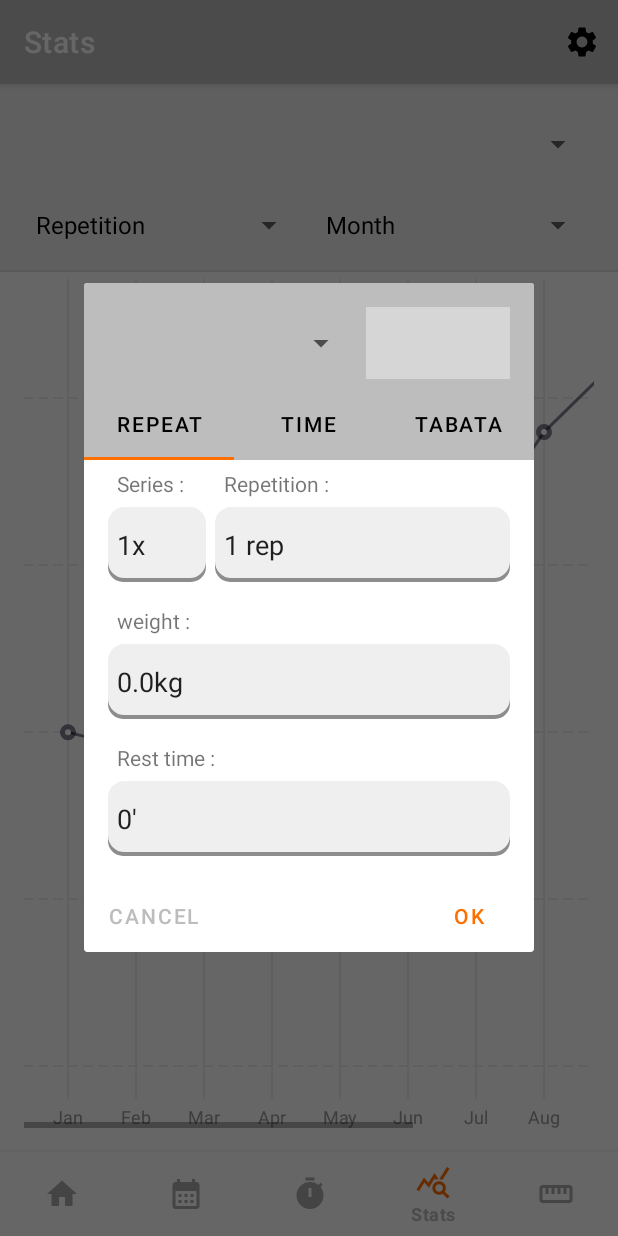
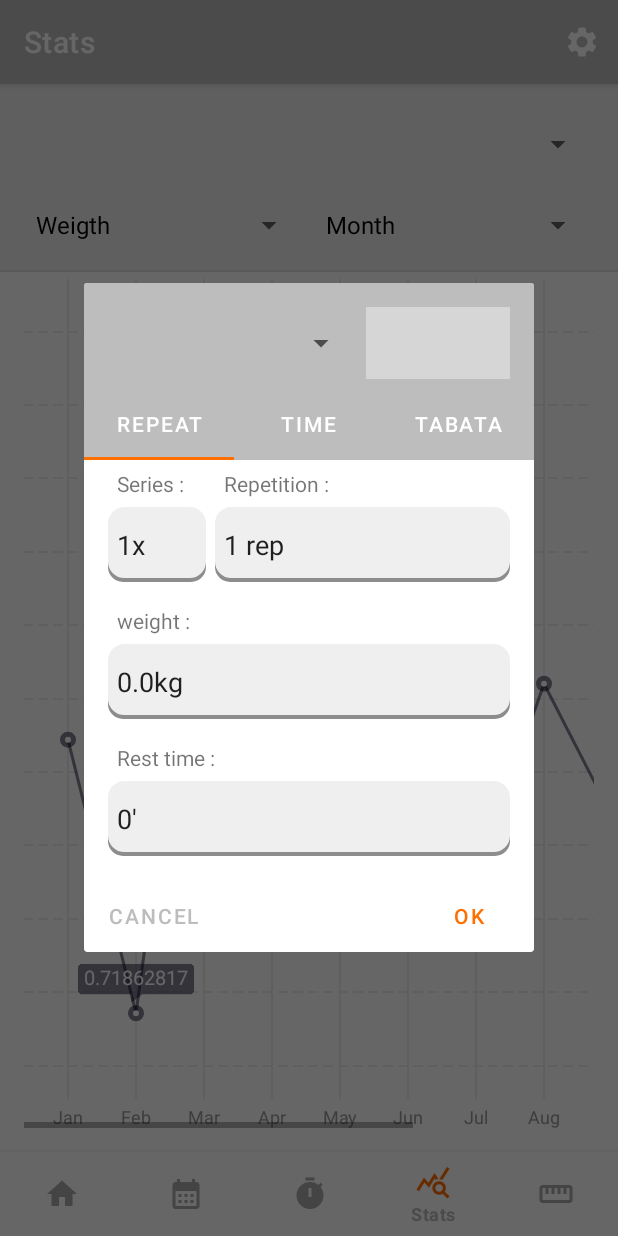
Before and after one commit to e-renault/DiaryFit, an Android app: the fragment ExerciceFragment placed in its activity, item 4 of the bottom bar chosen, on a phone screen of 412 x 824 dp. Run offline under Robolectric (Android 15) with nearby library versions, the phone set to English and light mode, and no system bars; our stand-ins replace Firebase (no records; nobody signed in at launch, a user with empty details on screens opened directly), navigation-ui; 2 statements that could not run were skipped; grey boxes are pictures that could not be loaded.

Commit message:
Title fix & stat graph modification

```diff
--- a/app/src/main/java/ca/uqac/diaryfit/ui/dialogs/ExerciceDialogFragment.kt
+++ b/app/src/main/java/ca/uqac/diaryfit/ui/dialogs/ExerciceDialogFragment.kt
@@ -172,6 +172,7 @@ class ExerciceFragment :
             if (ExerciceID == -1) {
                 Toast.makeText(context, "You must select at least one exercice", Toast.LENGTH_LONG).show()
             } else {
+                System.out.println(ExerciceID)
                 if (listEx.isEmpty()) listEx = arrayListOf(ExerciceID)
                 var ret: Exercice? = when (pagerView.currentItem) {
                     0 -> ExerciceRepetition(ExerciceID, nbSerie, nbRep, weight, rest)
--- a/app/src/main/java/ca/uqac/diaryfit/ui/tabs/StatsFragment.kt
+++ b/app/src/main/java/ca/uqac/diaryfit/ui/tabs/StatsFragment.kt
@@ -7,10 +7,10 @@ import android.view.ViewGroup
 import android.widget.*
 import androidx.fragment.app.Fragment
 import ca.uqac.diaryfit.MainActivity
-import ca.uqac.diaryfit.R
 import ca.uqac.diaryfit.UserDB
 import ca.uqac.diaryfit.androidcharts.LineView
 import ca.uqac.diaryfit.databinding.FragmentStatsBinding
+import kotlin.random.Random
 
 
 class StatsFragment :
@@ -26,10 +26,6 @@ class StatsFragment :
     private lateinit var hsv: HorizontalScrollView
     private lateinit var lineview: LineView
 
-    //Data
-    private var strList:ArrayList<String> = ArrayList<String>()
-    private var dataLists:ArrayList<ArrayList<Int>> = ArrayList<ArrayList<Int>>()
-
     override fun onCreateView(
         inflater: LayoutInflater,
         container: ViewGroup?,
@@ -38,7 +34,6 @@ class StatsFragment :
         _binding = FragmentStatsBinding.inflate(inflater, container, false)
         val root: View = binding.root
 
-        //TODO implement real stats (Erwan)
 
         chooseExercice = root.findViewById(ca.uqac.diaryfit.R.id.frg_stats_sp_chooseexercice) as Spinner
         val chooseExerciceArrayAdapter: ArrayAdapter<String> = ArrayAdapter<String>(
@@ -47,6 +42,7 @@ class StatsFragment :
             UserDB.getExerciceList(MainActivity.profil)
         )
         chooseExercice.adapter = chooseExerciceArrayAdapter
+        chooseExercice.setSelection(0,false)
         chooseExercice.onItemSelectedListener = this
 
         chooseTimePeriode = root.findViewById(ca.uqac.diaryfit.R.id.frg_stats_sp_timeperiode) as Spinner
@@ -56,30 +52,27 @@ class StatsFragment :
             arrayListOf("Month")
         )
         chooseTimePeriode.adapter = chooseTimePeriodeAdapter
+        chooseTimePeriode.setSelection(0,false)
         chooseTimePeriode.onItemSelectedListener = this
 
         chooseType = root.findViewById(ca.uqac.diaryfit.R.id.frg_stats_sp_choose_type) as Spinner
         val chooseTypeArrayAdapter: ArrayAdapter<String> = ArrayAdapter<String>(
             root.context,
             android.R.layout.simple_spinner_dropdown_item,
-            arrayListOf("Repetition", "Weigth")
+            arrayListOf("Weigth")
         )
         chooseType.adapter = chooseTypeArrayAdapter
+        chooseType.setSelection(0,false)
         chooseType.onItemSelectedListener = this
 
         hsv = root.findViewById(ca.uqac.diaryfit.R.id.frg_stats_hsv) as HorizontalScrollView
 
-        strList.addAll(arrayListOf("Jan", "Feb", "Mar", "Apr", "May", "Jun", "Jul", "Aug", "Sep", "Oct", "Nov", "Dec"))
-        var dataList1:ArrayList<Int> = ArrayList<Int>()
-        dataList1.addAll(arrayListOf(20, 19, 22, 25, 30, 31, 32, 38, 42, 36, 37, 43))
-        dataLists.add(dataList1)
-
         lineview = root.findViewById(ca.uqac.diaryfit.R.id.line_view) as LineView
         lineview.setDrawDotLine(false) //optional
         lineview.setShowPopup(LineView.SHOW_POPUPS_MAXMIN_ONLY) //optional
-        lineview.setBottomTextList(strList)
         lineview.setColorArray(intArrayOf(ca.uqac.diaryfit.R.color.secondaryColor))
-        lineview.setDataList(dataLists) //or lineView.setFloatDataList(floatDataLists)
+
+        updateGraph()
 
         return root
     }
@@ -89,11 +82,24 @@ class StatsFragment :
         _binding = null
     }
 
-    override fun onItemSelected(p0: AdapterView<*>?, p1: View?, p2: Int, p3: Long) {
-        Toast.makeText(context, "new settings", Toast.LENGTH_SHORT).show()
+    override fun onItemSelected(parent:AdapterView<*>?, view:View?, position:Int, id:Long) {
+        Toast.makeText(context, "onItemSelected ${view == null} ${position}, ${id}", Toast.LENGTH_SHORT).show()
+        updateGraph()
     }
 
-    override fun onNothingSelected(p0: AdapterView<*>?) {
-        Toast.makeText(context, "Nothing changed", Toast.LENGTH_SHORT).show()
+    override fun onNothingSelected(p0: AdapterView<*>?) { }
+
+
+    fun updateGraph() {
+        var strList:ArrayList<String> = ArrayList<String>()
+        strList.addAll(arrayListOf("Jan", "Feb", "Mar", "Apr", "May", "Jun", "Jul", "Aug", "Sep", "Oct", "Nov", "Dec"))
+        lineview.setBottomTextList(strList)
+
+        var dataLists:ArrayList<ArrayList<Float>> = ArrayList<ArrayList<Float>>()
+        var dataList1:ArrayList<Float> = ArrayList<Float>()
+        dataList1.addAll(List(12) { Random.nextFloat()*10 })
+        dataLists.add(dataList1)
+        lineview.setFloatDataList(dataLists)
+        // lineview.setDataList(dataLists) //for int only
     }
 }
--- a/app/src/main/res/drawable-v24/ic_launcher_foreground.xml
+++ b/app/src/main/res/drawable-v24/ic_launcher_foreground.xml
@@ -18,7 +18,7 @@
                 android:endX="16.108"
                 android:endY="22.64"
                 android:type="linear">
-                <item android:offset="0" android:color="@color/secondaryColor"/>
+                <item android:offset="0" android:color="#000000"/>
                 <item android:offset="1" android:color="#00000000"/>
             </gradient>
         </aapt:attr>
@@ -33,7 +33,7 @@
                 android:endX="22.815"
                 android:endY="14.926"
                 android:type="linear">
-                <item android:offset="0" android:color="@color/secondaryColor"/>
+                <item android:offset="0" android:color="#000000"/>
                 <item android:offset="1" android:color="#00000000"/>
             </gradient>
         </aapt:attr>
--- a/app/src/main/res/drawable/ic_baseline_settings_24.xml
+++ b/app/src/main/res/drawable/ic_baseline_settings_24.xml
@@ -1,4 +1,4 @@
-<vector android:height="24dp" android:tint="#000000"
+<vector android:height="24dp" android:tint="@color/secondaryTextColor"
     android:viewportHeight="24" android:viewportWidth="24"
     android:width="24dp" xmlns:android="http://schemas.android.com/apk/res/android">
     <path android:fillColor="@android:color/white" android:pathData="M19.14,12.94c0.04,-0.3 0.06,-0.61 0.06,-0.94c0,-0.32 -0.02,-0.64 -0.07,-0.94l2.03,-1.58c0.18,-0.14 0.23,-0.41 0.12,-0.61l-1.92,-3.32c-0.12,-0.22 -0.37,-0.29 -0.59,-0.22l-2.39,0.96c-0.5,-0.38 -1.03,-0.7 -1.62,-0.94L14.4,2.81c-0.04,-0.24 -0.24,-0.41 -0.48,-0.41h-3.84c-0.24,0 -0.43,0.17 -0.47,0.41L9.25,5.35C8.66,5.59 8.12,5.92 7.63,6.29L5.24,5.33c-0.22,-0.08 -0.47,0 -0.59,0.22L2.74,8.87C2.62,9.08 2.66,9.34 2.86,9.48l2.03,1.58C4.84,11.36 4.8,11.69 4.8,12s0.02,0.64 0.07,0.94l-2.03,1.58c-0.18,0.14 -0.23,0.41 -0.12,0.61l1.92,3.32c0.12,0.22 0.37,0.29 0.59,0.22l2.39,-0.96c0.5,0.38 1.03,0.7 1.62,0.94l0.36,2.54c0.05,0.24 0.24,0.41 0.48,0.41h3.84c0.24,0 0.44,-0.17 0.47,-0.41l0.36,-2.54c0.59,-0.24 1.13,-0.56 1.62,-0.94l2.39,0.96c0.22,0.08 0.47,0 0.59,-0.22l1.92,-3.32c0.12,-0.22 0.07,-0.47 -0.12,-0.61L19.14,12.94zM12,15.6c-1.98,0 -3.6,-1.62 -3.6,-3.6s1.62,-3.6 3.6,-3.6s3.6,1.62 3.6,3.6S13.98,15.6 12,15.6z"/>
--- a/app/src/main/res/layout/cardview_exercice_session.xml
+++ b/app/src/main/res/layout/cardview_exercice_session.xml
@@ -37,6 +37,6 @@
         app:layout_constraintEnd_toEndOf="parent"
         app:layout_constraintTop_toTopOf="@+id/include"
         app:srcCompat="@drawable/ic_baseline_timer_24"
-        app:tint="@android:color/white"
+        app:tint="@color/secondaryTextColor"
         tools:ignore="ImageContrastCheck" />
 </androidx.constraintlayout.widget.ConstraintLayout>
--- a/app/src/main/res/layout/dialog_edit_session.xml
+++ b/app/src/main/res/layout/dialog_edit_session.xml
@@ -36,7 +36,7 @@
                 android:layout_weight="1"
                 android:gravity="center_vertical"
                 android:text="Edit session"
-                android:textColor="@android:color/white" />
+                android:textColor="@color/secondaryTextColor" />
 
             <ImageButton
                 android:id="@+id/editsession_ib_save"
@@ -90,6 +90,7 @@
 
     <com.google.android.material.floatingactionbutton.FloatingActionButton
         android:id="@+id/editsession_fab_add"
+        style="@style/FloatingActionButton"
         android:layout_width="wrap_content"
         android:layout_height="wrap_content"
         android:layout_marginBottom="@dimen/activity_normal_margin"
@@ -97,7 +98,6 @@
         android:contentDescription="TODO"
         android:focusable="true"
         android:scaleType="center"
-        android:tint="@color/primaryTextColor"
         app:layout_constraintBottom_toBottomOf="parent"
         app:layout_constraintEnd_toEndOf="parent"
         app:layout_constraintStart_toStartOf="parent"
--- a/app/src/main/res/layout/tab_tool_chrono.xml
+++ b/app/src/main/res/layout/tab_tool_chrono.xml
@@ -30,6 +30,7 @@
 
     <com.google.android.material.floatingactionbutton.FloatingActionButton
         android:id="@+id/fg_tools_btn_start"
+        style="@style/FloatingActionButton"
         android:layout_width="wrap_content"
         android:layout_height="wrap_content"
         android:layout_marginEnd="@dimen/activity_normal_margin"
@@ -41,6 +42,7 @@
 
     <com.google.android.material.floatingactionbutton.FloatingActionButton
         android:id="@+id/fg_tools_btn_reset"
+        style="@style/FloatingActionButton"
         android:layout_width="wrap_content"
         android:layout_height="wrap_content"
         android:layout_marginEnd="@dimen/activity_small_margin"
--- a/app/src/main/res/layout/tab_tool_tabata.xml
+++ b/app/src/main/res/layout/tab_tool_tabata.xml
@@ -143,6 +143,7 @@
 
     <com.google.android.material.floatingactionbutton.FloatingActionButton
         android:id="@+id/tw_tabata_bt_play"
+        style="@style/FloatingActionButton"
         android:layout_width="wrap_content"
         android:layout_height="wrap_content"
         android:layout_marginEnd="@dimen/activity_normal_margin"
@@ -154,6 +155,7 @@
 
     <com.google.android.material.floatingactionbutton.FloatingActionButton
         android:id="@+id/tw_tabata_bt_reset"
+        style="@style/FloatingActionButton"
         android:layout_width="wrap_content"
         android:layout_height="wrap_content"
         android:layout_marginEnd="@dimen/activity_small_margin"
--- a/app/src/main/res/layout/tab_tool_timer.xml
+++ b/app/src/main/res/layout/tab_tool_timer.xml
@@ -66,6 +66,7 @@ tools:context=".ui.tool.Timer">
 
     <com.google.android.material.floatingactionbutton.FloatingActionButton
         android:id="@+id/bt_tool_start"
+        style="@style/FloatingActionButton"
         android:layout_width="wrap_content"
         android:layout_height="wrap_content"
         android:layout_marginEnd="@dimen/activity_normal_margin"
@@ -77,6 +78,7 @@ tools:context=".ui.tool.Timer">
 
     <com.google.android.material.floatingactionbutton.FloatingActionButton
         android:id="@+id/bt_tool_reset"
+        style="@style/FloatingActionButton"
         android:layout_width="wrap_content"
         android:layout_height="wrap_content"
         android:layout_marginEnd="@dimen/activity_small_margin"
--- a/app/src/main/res/values/colors.xml
+++ b/app/src/main/res/values/colors.xml
@@ -7,5 +7,5 @@
     <color name="secondaryLightColor">#ffa040</color>
     <color name="secondaryDarkColor">#c43e00</color>
     <color name="primaryTextColor">#000000</color>
-    <color name="secondaryTextColor">#000000</color>
+    <color name="secondaryTextColor">#FFFFFF</color>
 </resources>
--- a/app/src/main/res/values/styles.xml
+++ b/app/src/main/res/values/styles.xml
@@ -9,7 +9,7 @@
     </style>
 
     <style name="PrimaryTitle" parent="@android:style/TextAppearance.Medium">
-        <item name="android:textColor">@color/secondaryTextColor</item>
+        <item name="android:textColor">@color/primaryTextColor</item>
         <item name="android:textSize">@dimen/font_headline_size</item>
         <item name="android:background">@null</item>
         <item name="android:textStyle">normal</item>
@@ -25,7 +25,7 @@
     <!-- essayer pour null : ?attr/selectableItemBackgroundBorderless -->
 
     <style name="SecondaryTitle" parent="@android:style/TextAppearance.Medium">
-        <item name="android:textColor">@color/secondaryTextColor</item>
+        <item name="android:textColor">@color/primaryTextColor</item>
         <item name="android:textSize">@dimen/font_medium_size</item>
     </style>
 
@@ -44,7 +44,7 @@
 
     <style name="BorderlessButtonPrimary">
         <item name="android:background">@android:color/transparent</item>
-        <item name="android:tint">@color/primaryTextColor</item>
+        <item name="android:tint">@color/secondaryTextColor</item>
         <item name="android:textColor">@color/primaryColor</item>
     </style>
 
@@ -58,8 +58,8 @@
         <item name="backgroundTint">@color/primaryColor</item>
         <item name="android:background">@color/primaryColor</item>
         <item name="tabIndicatorColor">@color/secondaryColor</item>
-        <item name="tabTextColor">@color/primaryTextColor</item>
-        <item name="android:textColor">@color/primaryTextColor</item> <!-- @color/primaryTextColor or @color/secondaryColor -->
+        <item name="tabTextColor">@color/secondaryTextColor</item>
+        <item name="android:textColor">@color/secondaryTextColor</item> <!-- @color/primaryTextColor or @color/secondaryColor -->
     </style>
 
     <style name="ButtonSecondary">
@@ -84,6 +84,10 @@
         <item name="android:textSize">@dimen/font_medium_size</item>
     </style>
 
+    <style name="FloatingActionButton">
+        <item name="tint">@color/secondaryTextColor</item>
+    </style>
+
     <style name="NumberPickerEditText" parent="@android:style/TextAppearance.Medium">
         <item name="android:background">@drawable/text_line</item>
         <item name="android:radius">5dp</item>
```
Also changed, not shown: app/src/main/res/layout/fragment_calendar.xml (+4 -4 lines).
